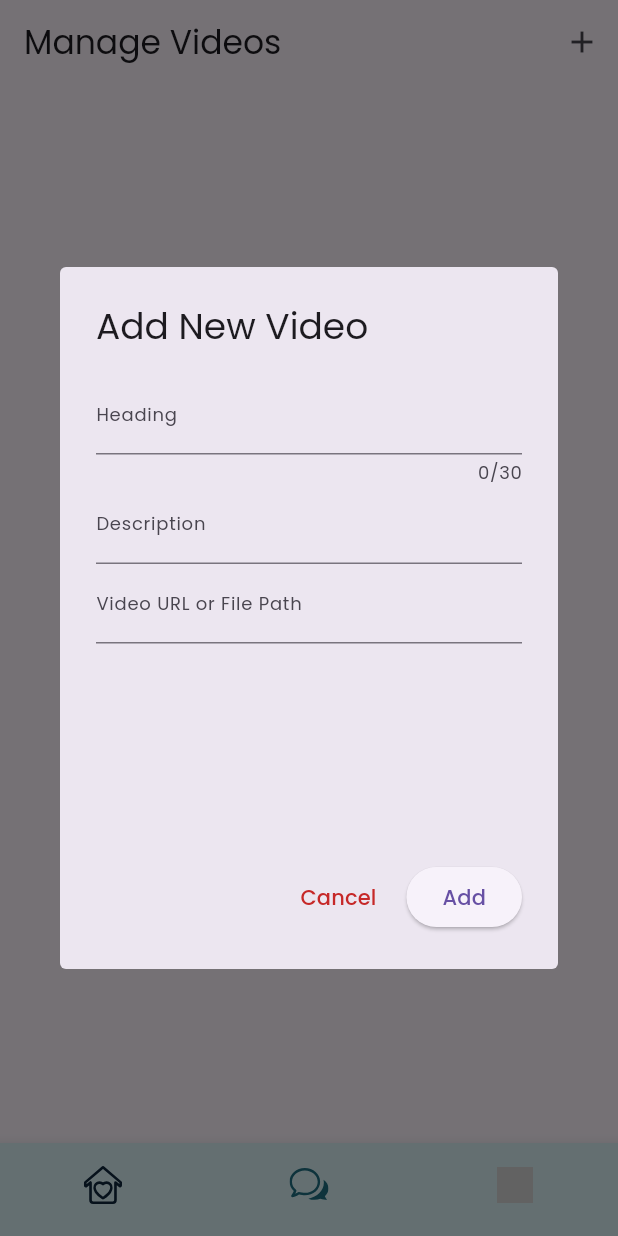
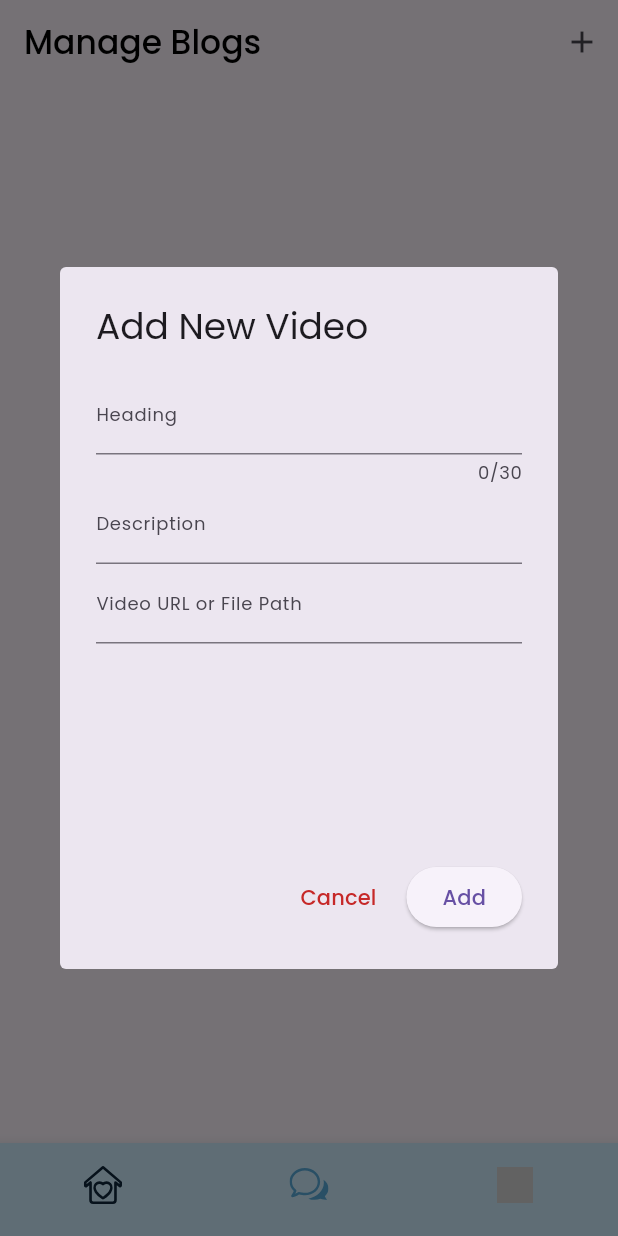
Before and after one commit to subrabala/TruTherapy, a Flutter app: the IntroScreen screen opened directly, after a tap on the "add" icon, on a phone screen of 412 x 824 dp. Run offline on Flutter 3.47's test engine with Material 3 defaults, Android fonts, the phone set to English and light mode, and no system bars; our stand-ins replace flutter_svg, get, google_fonts, google_sign_in, lottie, shared_preferences and 2 more; accounts and stored records are empty.

Commit message:
all sorted

```diff
--- a/lib/screens/auth_screen.dart
+++ b/lib/screens/auth_screen.dart
@@ -214,9 +214,9 @@ class _AuthScreenState extends State<AuthScreen> {
       GoogleSignInAuthentication googleAuth = await googleUser.authentication;
       String? idToken = googleAuth.idToken;
 
-      Get.to(() => user.IntroScreen());
+      // Get.to(() => user.IntroScreen());
 
-      // Get.to(() => UserDetailsScreen());
+      Get.to(() => UserDetailsScreen());
       if (idToken != null) {
         final response = await http.post(
           Uri.parse('$backendUrl/auth/app/jwt/user'),
--- a/lib/screens/splash_screen.dart
+++ b/lib/screens/splash_screen.dart
@@ -28,7 +28,7 @@ class SplashScreen extends StatelessWidget {
       width: double.infinity,
       height: double.infinity,
       child: SvgPicture.asset(
-        'assets/splash.svg',
+        'assets/fsui_splash.svg',
         fit: BoxFit.fill,
       ),
     );
--- a/lib/screens/therapist_screens/bottom_navbar_screens/home_screen.dart
+++ b/lib/screens/therapist_screens/bottom_navbar_screens/home_screen.dart
@@ -1,6 +1,7 @@
 import 'package:flutter/material.dart';
+import 'package:fsui/constants.dart';
 import 'package:fsui/controllers/video_controller.dart';
-import 'package:fsui/screens/therapist_screens/bottom_navbar_screens/video_details_screen.dart';
+import 'package:fsui/webview.dart';
 import 'package:get/get.dart';
 
 class HomeScreen extends StatelessWidget {
@@ -11,7 +12,7 @@ class HomeScreen extends StatelessWidget {
     return Scaffold(
       appBar: AppBar(
         automaticallyImplyLeading : false,
-        title: const Text("Manage Videos"),
+        title: const Text("Manage Blogs", style: TextStyle(color: Colors.black, fontWeight: FontWeight.w500)),
         actions: [
           IconButton(
             icon: const Icon(Icons.add),
@@ -35,19 +36,21 @@ class HomeScreen extends StatelessWidget {
             itemBuilder: (context, index) {
               final video = videoController.videos[index];
               return Card(
+                color: PastelColors.seaBlue.withOpacity(0.5),
+                elevation: 0,
                 margin: const EdgeInsets.symmetric(vertical: 8, horizontal: 16),
                 child: ListTile(
-                  leading: Icon(Icons.video_library, color: Colors.blue.shade400),
+                  leading: Icon(Icons.play_circle_outline_outlined, color: Colors.blue.shade400),
                   title: Text(video.heading),
                   subtitle: Text(video.description),
                   trailing: IconButton(
-                    icon: const Icon(Icons.delete, color: Colors.red),
+                    icon:  Icon(Icons.delete, color: Colors.red[200]),
                     onPressed: () {
                       videoController.deleteVideo(video.id);
                     },
                   ),
                   onTap: () {
-                    Get.to(() => VideoDetailScreen(video: video));
+                     Get.to(() => WebViewPage(url: "https://www.youtube.com/watch?v=vM2dC8OCZoY"));
                   },
                 ),
               );
@@ -61,19 +64,19 @@ void _showAddVideoDialog(BuildContext context) {
   final headingController = TextEditingController();
   final descriptionController = TextEditingController();
   final urlController = TextEditingController();
-  final formKey = GlobalKey<FormState>(); // For validation
+  final formKey = GlobalKey<FormState>();
 
   showDialog(
     context: context,
     builder: (context) {
       return AlertDialog(
         shape: RoundedRectangleBorder(
-          borderRadius: BorderRadius.circular(4), // Rounded corners
+          borderRadius: BorderRadius.circular(4),
         ),
         title: const Text("Add New Video"),
         content: Container(
-          width: 450, // Custom width
-          height: 300, // Custom height
+          width: 450,
+          height: 300,
           child: SingleChildScrollView(
             child: Form(
               key: formKey,
@@ -83,7 +86,7 @@ void _showAddVideoDialog(BuildContext context) {
                   TextFormField(
                     controller: headingController,
                     decoration: const InputDecoration(labelText: "Heading", labelStyle: TextStyle(fontSize: 12)),
-                    maxLength: 30, // Restrict input length
+                    maxLength: 30,
                     validator: (value) {
                       if (value == null || value.isEmpty) {
                         return "Heading cannot be empty";
@@ -105,8 +108,8 @@ void _showAddVideoDialog(BuildContext context) {
                     controller: urlController,
                     decoration: const InputDecoration(labelText: "Video URL or File Path", labelStyle: TextStyle(fontSize: 12)),
                     validator: (value) {
-                      if (value == null || value.isEmpty) {
-                        return "Video URL cannot be empty";
+                      if (value == null || value.isEmpty || !value.contains("https://")) {
+                        return "Invalid video URL";
                       }
                       return null;
                     },
@@ -125,7 +128,7 @@ void _showAddVideoDialog(BuildContext context) {
           ),
           ElevatedButton(
             onPressed: () {
-              if (formKey.currentState!.validate()) { // Check validation
+              if (formKey.currentState!.validate()) {
                 videoController.addVideo(
                   headingController.text,
                   descriptionController.text,
--- a/lib/screens/therapist_screens/intro_screen.dart
+++ b/lib/screens/therapist_screens/intro_screen.dart
@@ -28,21 +28,20 @@ class _IntroScreenState extends State<IntroScreen> {
       });
     }
   }
-
-  @override
+ @override
   Widget build(BuildContext context) {
     return SafeArea(
       child: Scaffold(
         body: _screens[_selectedIndex],
         bottomNavigationBar: BottomNavigationBar(
-          backgroundColor: AppColors.light100,
+          backgroundColor: const Color.fromARGB(255, 208, 238, 254),
           items: <BottomNavigationBarItem>[
             BottomNavigationBarItem(
               icon: SvgPicture.asset(
                 height: 28,
                 'assets/icons/home.svg',
                 colorFilter: ColorFilter.mode(
-                  _selectedIndex == 0 ? AppColors.dark800 : AppColors.mid,
+                  _selectedIndex == 0 ? AppColors.dark800 : PastelColors.seaBlueDark,
                   BlendMode.srcIn,
                 ),
               ),
@@ -53,7 +52,7 @@ class _IntroScreenState extends State<IntroScreen> {
                 height: 26,
                 'assets/icons/chat.svg',
                 colorFilter: ColorFilter.mode(
-                  _selectedIndex == 1 ? AppColors.dark800 : AppColors.mid,
+                  _selectedIndex == 1 ? AppColors.dark800 : PastelColors.seaBlueDark,
                   BlendMode.srcIn,
                 ),
               ),
@@ -64,7 +63,7 @@ class _IntroScreenState extends State<IntroScreen> {
                 height: 24,
                 'assets/icons/profile.svg',
                 colorFilter: ColorFilter.mode(
-                  _selectedIndex == 2 ? AppColors.dark800 : AppColors.mid,
+                  _selectedIndex == 2 ? AppColors.dark800 : PastelColors.seaBlueDark,
                   BlendMode.srcIn,
                 ),
               ),
--- a/lib/screens/user_screens/bottom_navbar_screens/home_screen.dart
+++ b/lib/screens/user_screens/bottom_navbar_screens/home_screen.dart
@@ -112,7 +112,7 @@ class HomeScreen extends StatelessWidget {
                       imageUrl: blog['imageUrl'] ?? "",
                       title: blog['title'] ?? "",
                       subtitle: blog['subtitle'] ?? "",
-                      url: blog['url'] ?? "",
+                      url: blog['link'] ?? "",
                     );
                   }).toList(),
                 ),
--- a/lib/widgets/blog_card.dart
+++ b/lib/widgets/blog_card.dart
@@ -1,6 +1,9 @@
 import 'package:flutter/material.dart';
 import 'package:fsui/constants.dart';
 import 'package:fsui/utils.dart';
+import 'package:fsui/webview.dart';
+import 'package:get/get.dart';
+import 'package:get/get_core/src/get_main.dart';
 
 class BlogCard extends StatelessWidget {
   final String imageUrl;
@@ -79,7 +82,7 @@ class BlogCard extends StatelessWidget {
             icon: const Icon(Icons.arrow_outward, color: AppColors.mid),
             iconSize: 20,
             onPressed: () {
-            openYouTubeInPiPMode( url);
+              Get.to(() => WebViewPage(url: url));
             },
           ),
         ],
```
Also changed, not shown: lib/screens/therapist_screens/bottom_navbar_screens/profile_screen.dart (+12 -7 lines), lib/utils.dart (+18 -6 lines), lib/webview.dart (added, +36 -0 lines), assets/fsui_splash.svg (added).
